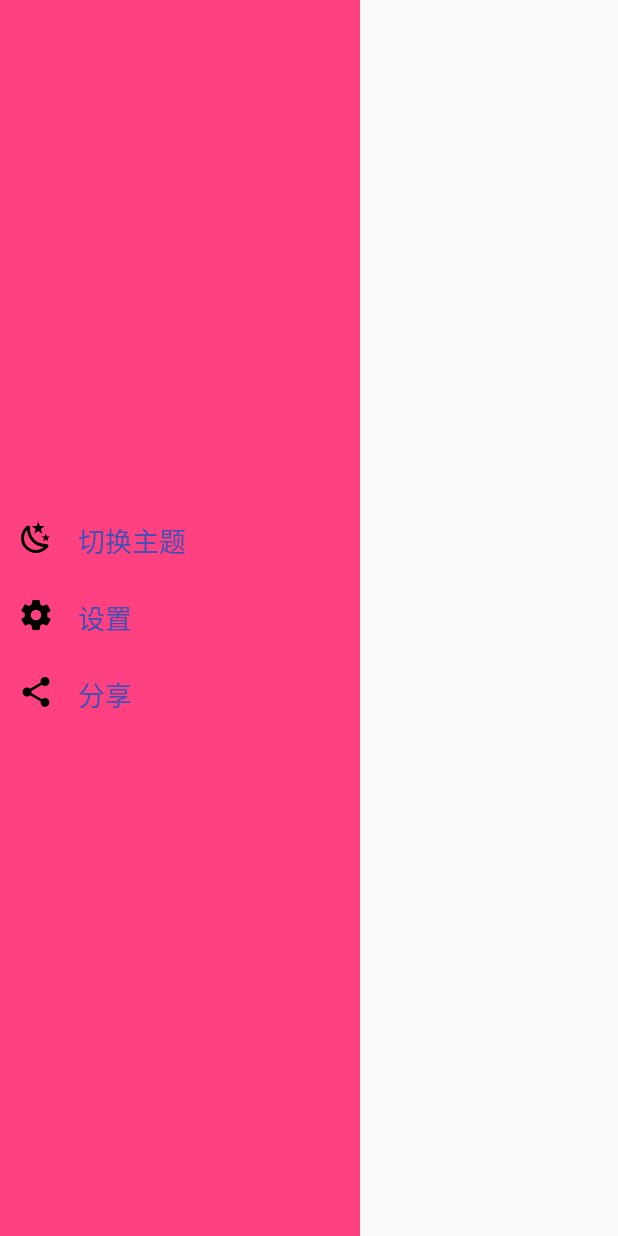
After one commit to shenqiwen/MVP-Traditional, an Android app: the layout drawer_layout.xml on its own in the app's theme, with its tools: preview values and no code run, on a phone screen of 412 x 824 dp. The commit adds this screen. Run offline under Robolectric (Android 15) with nearby library versions, the phone set to English and light mode, and no system bars.

Commit message:
1. 替换原生DrawerLayout组件为XPopup开源库实现完全沉浸式

```diff
--- a/app/build.gradle
+++ b/app/build.gradle
@@ -80,4 +80,6 @@ dependencies {
     compile 'com.github.bumptech.glide:glide:4.8.0'
     // ImageView图片处理
     compile 'com.github.ai2101039:YLCircleImageView:v1.0.5'
+    // 抽屉导航
+    compile 'com.lxj:xpopup:1.5.2'
 }
--- /dev/null
+++ b/app/src/main/res/layout/drawer_layout.xml
@@ -0,0 +1,84 @@
+<?xml version="1.0" encoding="utf-8"?>
+<android.support.v4.widget.NestedScrollView
+    xmlns:android="http://schemas.android.com/apk/res/android"
+    xmlns:app="http://schemas.android.com/apk/res-auto"
+    android:layout_width="240dp"
+    android:layout_height="match_parent"
+    android:background="@color/colorAccent"
+    android:clickable="true">
+
+    <LinearLayout
+        android:layout_width="match_parent"
+        android:layout_height="match_parent"
+        android:layout_gravity="center_vertical"
+        android:orientation="vertical">
+
+        <LinearLayout
+            android:id="@+id/lin_switch_night_mode"
+            android:layout_width="match_parent"
+            android:layout_height="wrap_content"
+            android:orientation="horizontal">
+            <ImageView
+                android:layout_marginLeft="12dp"
+                android:layout_width="wrap_content"
+                android:layout_height="wrap_content"
+                app:srcCompat="@drawable/ic_night_gray_24dp" />
+
+            <TextView
+                android:layout_marginLeft="16dp"
+                android:layout_width="wrap_content"
+                android:layout_height="wrap_content"
+                android:text="@string/nav_switch_night_mode"
+                android:textColor="@color/colorPrimary"
+                android:textSize="18sp" />
+
+        </LinearLayout>
+
+        <LinearLayout
+            android:id="@+id/lin_setting"
+            android:layout_width="match_parent"
+            android:layout_height="wrap_content"
+            android:layout_marginTop="24dp"
+            android:orientation="horizontal">
+            <ImageView
+                android:layout_marginLeft="12dp"
+                android:layout_width="wrap_content"
+                android:layout_height="wrap_content"
+                app:srcCompat="@drawable/ic_setting_gray_24dp" />
+
+            <TextView
+                android:layout_marginLeft="16dp"
+                android:layout_width="wrap_content"
+                android:layout_height="wrap_content"
+                android:text="@string/nav_setting"
+                android:textColor="@color/colorPrimary"
+                android:textSize="18sp" />
+
+        </LinearLayout>
+
+        <LinearLayout
+            android:id="@+id/lin_share"
+            android:layout_width="match_parent"
+            android:layout_height="wrap_content"
+            android:layout_marginTop="24dp"
+            android:orientation="horizontal">
+            <ImageView
+                android:layout_marginLeft="12dp"
+                android:layout_width="wrap_content"
+                android:layout_height="wrap_content"
+                app:srcCompat="@drawable/ic_share_grey_24dp" />
+
+            <TextView
+                android:layout_marginLeft="16dp"
+                android:layout_width="wrap_content"
+                android:layout_height="wrap_content"
+                android:text="@string/nav_share"
+                android:textColor="@color/colorPrimary"
+                android:textSize="18sp" />
+
+        </LinearLayout>
+
+    </LinearLayout>
+
+
+</android.support.v4.widget.NestedScrollView>
--- a/app/src/main/res/layout/toolbar.xml
+++ b/app/src/main/res/layout/toolbar.xml
@@ -4,7 +4,6 @@
     xmlns:app="http://schemas.android.com/apk/res-auto"
     android:layout_width="match_parent"
     android:layout_height="wrap_content"
-    android:fitsSystemWindows="false"
     app:elevation="0dp">
 
     <android.support.v7.widget.Toolbar
```
Also changed, not shown: app/src/main/java/com/sqw/mvp_traditional/model/MainActivity.java (+15 -59 lines), app/src/main/java/com/sqw/mvp_traditional/widget/CustomDrawerPopupView.java (added, +62 -0 lines), app/src/main/res/drawable/ic_menu_white_24dp.xml (added, +9 -0 lines), app/src/main/res/layout/activity_main.xml (+3 -19 lines), app/src/main/res/layout/nav_header_main.xml (deleted, +0 -11 lines), app/src/main/res/menu/drawerlayout_navigation_menu.xml (deleted, +0 -19 lines).
